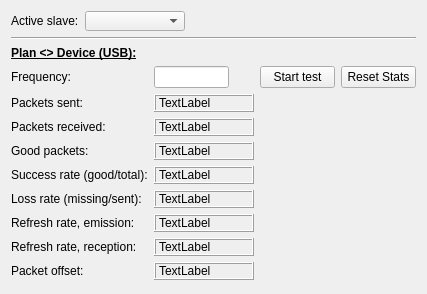
This is ui/w_commtest.ui in JFDuval/flexsea-plan as Qt 5 draws it before an edit. The edited form follows.
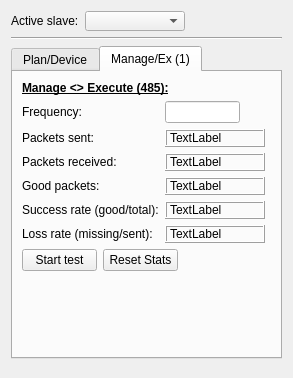
This is the edited form.

Commit message: New comm test tab... should have been committed a while ago, got lost.

```diff
--- a/ui/w_commtest.ui
+++ b/ui/w_commtest.ui
@@ -6,8 +6,8 @@
    <rect>
     <x>0</x>
     <y>0</y>
-    <width>425</width>
-    <height>294</height>
+    <width>293</width>
+    <height>378</height>
    </rect>
   </property>
   <property name="windowTitle">
@@ -68,73 +68,32 @@
     </widget>
    </item>
    <item>
+    <widget class="QTabWidget" name="tabWidget">
+     <property name="currentIndex">
+      <number>1</number>
+     </property>
+     <widget class="QWidget" name="tab">
+      <attribute name="title">
+       <string>Plan/Device</string>
+      </attribute>
+      <layout class="QGridLayout" name="gridLayout_3">
+       <item row="0" column="0">
     <layout class="QGridLayout" name="gridLayout_5">
-     <item row="4" column="0">
+         <item row="2" column="0">
       <widget class="QLabel" name="label_3">
        <property name="text">
         <string>Packets sent:</string>
        </property>
       </widget>
      </item>
-     <item row="1" column="2">
-      <widget class="QPushButton" name="pushButtonStartStop">
-       <property name="minimumSize">
-        <size>
-         <width>75</width>
-         <height>0</height>
-        </size>
-       </property>
-       <property name="maximumSize">
-        <size>
-         <width>75</width>
-         <height>16777215</height>
-        </size>
-       </property>
-       <property name="text">
-        <string>Start test</string>
-       </property>
-      </widget>
-     </item>
-     <item row="8" column="0">
-      <widget class="QLabel" name="label_7">
-       <property name="text">
-        <string>Loss rate (missing/sent):</string>
-       </property>
-      </widget>
-     </item>
-     <item row="6" column="1">
-      <widget class="QLabel" name="labelGoodPackets">
-       <property name="minimumSize">
-        <size>
-         <width>100</width>
-         <height>0</height>
-        </size>
-       </property>
-       <property name="maximumSize">
-        <size>
-         <width>100</width>
-         <height>16777215</height>
-        </size>
-       </property>
-       <property name="frameShape">
-        <enum>QFrame::Box</enum>
-       </property>
-       <property name="frameShadow">
-        <enum>QFrame::Raised</enum>
-       </property>
-       <property name="text">
-        <string>TextLabel</string>
-       </property>
-      </widget>
-     </item>
-     <item row="5" column="0">
+         <item row="3" column="0">
       <widget class="QLabel" name="label_4">
        <property name="text">
         <string>Packets received:</string>
        </property>
       </widget>
      </item>
-     <item row="5" column="1">
+         <item row="3" column="1">
       <widget class="QLabel" name="labelReceivedPackets">
        <property name="minimumSize">
         <size>
@@ -159,14 +118,46 @@
        </property>
       </widget>
      </item>
-     <item row="7" column="0">
+         <item row="6" column="0">
+          <widget class="QLabel" name="label_7">
+           <property name="text">
+            <string>Loss rate (missing/sent):</string>
+           </property>
+          </widget>
+         </item>
+         <item row="4" column="1">
+          <widget class="QLabel" name="labelGoodPackets">
+           <property name="minimumSize">
+            <size>
+             <width>100</width>
+             <height>0</height>
+            </size>
+           </property>
+           <property name="maximumSize">
+            <size>
+             <width>100</width>
+             <height>16777215</height>
+            </size>
+           </property>
+           <property name="frameShape">
+            <enum>QFrame::Box</enum>
+           </property>
+           <property name="frameShadow">
+            <enum>QFrame::Raised</enum>
+           </property>
+           <property name="text">
+            <string>TextLabel</string>
+           </property>
+          </widget>
+         </item>
+         <item row="5" column="0">
       <widget class="QLabel" name="label_6">
        <property name="text">
         <string>Success rate (good/total):</string>
        </property>
       </widget>
      </item>
-     <item row="7" column="1">
+         <item row="5" column="1">
       <widget class="QLabel" name="labelSuccess">
        <property name="minimumSize">
         <size>
@@ -191,7 +182,7 @@
        </property>
       </widget>
      </item>
-     <item row="9" column="1">
+         <item row="7" column="1">
       <widget class="QLabel" name="label_rrSend">
        <property name="minimumSize">
         <size>
@@ -216,110 +207,91 @@
        </property>
       </widget>
      </item>
-     <item row="9" column="0">
+         <item row="4" column="0">
+          <widget class="QLabel" name="label_5">
+           <property name="text">
+            <string>Good packets:</string>
+           </property>
+          </widget>
+         </item>
+         <item row="7" column="0">
       <widget class="QLabel" name="label_8">
        <property name="text">
         <string>Refresh rate, emission:</string>
        </property>
       </widget>
      </item>
-     <item row="6" column="0">
-      <widget class="QLabel" name="label_5">
-       <property name="text">
-        <string>Good packets:</string>
-       </property>
-      </widget>
-     </item>
-     <item row="8" column="1">
-      <widget class="QLabel" name="labelLossRate">
-       <property name="minimumSize">
-        <size>
-         <width>100</width>
-         <height>0</height>
-        </size>
-       </property>
-       <property name="maximumSize">
-        <size>
-         <width>100</width>
-         <height>16777215</height>
-        </size>
-       </property>
-       <property name="frameShape">
-        <enum>QFrame::Box</enum>
-       </property>
-       <property name="frameShadow">
-        <enum>QFrame::Raised</enum>
-       </property>
-       <property name="text">
-        <string>TextLabel</string>
-       </property>
-      </widget>
-     </item>
-     <item row="4" column="1">
-      <widget class="QLabel" name="labelSentPackets">
-       <property name="minimumSize">
-        <size>
-         <width>100</width>
-         <height>0</height>
-        </size>
-       </property>
-       <property name="maximumSize">
-        <size>
-         <width>100</width>
-         <height>16777215</height>
-        </size>
-       </property>
-       <property name="frameShape">
-        <enum>QFrame::Box</enum>
-       </property>
-       <property name="frameShadow">
-        <enum>QFrame::Raised</enum>
-       </property>
-       <property name="text">
-        <string>TextLabel</string>
-       </property>
-      </widget>
-     </item>
-     <item row="1" column="4">
-      <spacer name="horizontalSpacer_2">
-       <property name="orientation">
-        <enum>Qt::Horizontal</enum>
-       </property>
-       <property name="sizeHint" stdset="0">
-        <size>
-         <width>5</width>
-         <height>5</height>
-        </size>
-       </property>
-      </spacer>
-     </item>
-     <item row="1" column="3">
-      <widget class="QPushButton" name="pushButtonReset">
-       <property name="minimumSize">
-        <size>
-         <width>75</width>
-         <height>0</height>
-        </size>
-       </property>
-       <property name="maximumSize">
-        <size>
-         <width>75</width>
-         <height>16777215</height>
-        </size>
-       </property>
-       <property name="text">
-        <string>Reset Stats</string>
-       </property>
-      </widget>
-     </item>
-     <item row="10" column="0">
+         <item row="8" column="0">
       <widget class="QLabel" name="label_9">
        <property name="text">
         <string>Refresh rate, reception:</string>
        </property>
       </widget>
      </item>
-     <item row="10" column="1">
+         <item row="6" column="1">
+          <widget class="QLabel" name="labelLossRate">
+           <property name="minimumSize">
+            <size>
+             <width>100</width>
+             <height>0</height>
+            </size>
+           </property>
+           <property name="maximumSize">
+            <size>
+             <width>100</width>
+             <height>16777215</height>
+            </size>
+           </property>
+           <property name="frameShape">
+            <enum>QFrame::Box</enum>
+           </property>
+           <property name="frameShadow">
+            <enum>QFrame::Raised</enum>
+           </property>
+           <property name="text">
+            <string>TextLabel</string>
+           </property>
+          </widget>
+         </item>
+         <item row="1" column="4">
+          <spacer name="horizontalSpacer_2">
+           <property name="orientation">
+            <enum>Qt::Horizontal</enum>
+           </property>
+           <property name="sizeHint" stdset="0">
+            <size>
+             <width>5</width>
+             <height>5</height>
+            </size>
+           </property>
+          </spacer>
+         </item>
+         <item row="2" column="1">
+          <widget class="QLabel" name="labelSentPackets">
+           <property name="minimumSize">
+            <size>
+             <width>100</width>
+             <height>0</height>
+            </size>
+           </property>
+           <property name="maximumSize">
+            <size>
+             <width>100</width>
+             <height>16777215</height>
+            </size>
+           </property>
+           <property name="frameShape">
+            <enum>QFrame::Box</enum>
+           </property>
+           <property name="frameShadow">
+            <enum>QFrame::Raised</enum>
+           </property>
+           <property name="text">
+            <string>TextLabel</string>
+           </property>
+          </widget>
+         </item>
+         <item row="8" column="1">
       <widget class="QLabel" name="label_rrReceive">
        <property name="minimumSize">
         <size>
@@ -386,17 +358,127 @@
        </property>
       </widget>
      </item>
-     <item row="11" column="0">
+         <item row="9" column="1">
+          <widget class="QLabel" name="label_packetOffset">
+           <property name="minimumSize">
+            <size>
+             <width>100</width>
+             <height>0</height>
+            </size>
+           </property>
+           <property name="maximumSize">
+            <size>
+             <width>100</width>
+             <height>16777215</height>
+            </size>
+           </property>
+           <property name="frameShape">
+            <enum>QFrame::Box</enum>
+           </property>
+           <property name="frameShadow">
+            <enum>QFrame::Raised</enum>
+           </property>
+           <property name="text">
+            <string>TextLabel</string>
+           </property>
+          </widget>
+         </item>
+         <item row="9" column="0">
       <widget class="QLabel" name="label_10">
        <property name="text">
         <string>Packet offset:</string>
        </property>
       </widget>
      </item>
-     <item row="11" column="1">
-      <widget class="QLabel" name="label_packetOffset">
+         <item row="10" column="0" colspan="2">
+          <layout class="QGridLayout" name="gridLayout_2">
+           <item row="0" column="0">
+            <widget class="QPushButton" name="pushButtonStartStop">
        <property name="minimumSize">
         <size>
+               <width>75</width>
+               <height>0</height>
+              </size>
+             </property>
+             <property name="maximumSize">
+              <size>
+               <width>75</width>
+               <height>16777215</height>
+              </size>
+             </property>
+             <property name="text">
+              <string>Start test</string>
+             </property>
+            </widget>
+           </item>
+           <item row="0" column="1">
+            <widget class="QPushButton" name="pushButtonReset">
+             <property name="minimumSize">
+              <size>
+               <width>75</width>
+               <height>0</height>
+              </size>
+             </property>
+             <property name="maximumSize">
+              <size>
+               <width>75</width>
+               <height>16777215</height>
+              </size>
+             </property>
+             <property name="text">
+              <string>Reset Stats</string>
+             </property>
+            </widget>
+           </item>
+           <item row="0" column="2">
+            <spacer name="horizontalSpacer_3">
+             <property name="orientation">
+              <enum>Qt::Horizontal</enum>
+             </property>
+             <property name="sizeHint" stdset="0">
+              <size>
+               <width>5</width>
+               <height>5</height>
+              </size>
+             </property>
+            </spacer>
+           </item>
+          </layout>
+         </item>
+        </layout>
+       </item>
+       <item row="1" column="0">
+        <spacer name="verticalSpacer_2">
+         <property name="orientation">
+          <enum>Qt::Vertical</enum>
+         </property>
+         <property name="sizeType">
+          <enum>QSizePolicy::MinimumExpanding</enum>
+         </property>
+         <property name="sizeHint" stdset="0">
+          <size>
+           <width>5</width>
+           <height>3</height>
+          </size>
+         </property>
+        </spacer>
+       </item>
+      </layout>
+      <zorder></zorder>
+      <zorder>verticalSpacer_2</zorder>
+      <zorder>verticalSpacer_2</zorder>
+     </widget>
+     <widget class="QWidget" name="tab_2">
+      <attribute name="title">
+       <string>Manage/Ex (1)</string>
+      </attribute>
+      <layout class="QGridLayout" name="gridLayout_7">
+       <item row="0" column="0">
+        <layout class="QGridLayout" name="gridLayout_6">
+         <item row="3" column="1">
+          <widget class="QLabel" name="labelReceivedPackets_2">
+           <property name="minimumSize">
+            <size>
          <width>100</width>
          <height>0</height>
         </size>
@@ -418,17 +500,285 @@
        </property>
       </widget>
      </item>
-    </layout>
+         <item row="2" column="0">
+          <widget class="QLabel" name="label_11">
+           <property name="text">
+            <string>Packets sent:</string>
+           </property>
+          </widget>
+         </item>
+         <item row="3" column="0">
+          <widget class="QLabel" name="label_12">
+           <property name="text">
+            <string>Packets received:</string>
+           </property>
+          </widget>
+         </item>
+         <item row="6" column="0">
+          <widget class="QLabel" name="label_13">
+           <property name="text">
+            <string>Loss rate (missing/sent):</string>
+           </property>
+          </widget>
+         </item>
+         <item row="4" column="1">
+          <widget class="QLabel" name="labelGoodPackets_2">
+           <property name="minimumSize">
+            <size>
+             <width>100</width>
+             <height>0</height>
+            </size>
+           </property>
+           <property name="maximumSize">
+            <size>
+             <width>100</width>
+             <height>16777215</height>
+            </size>
+           </property>
+           <property name="frameShape">
+            <enum>QFrame::Box</enum>
+           </property>
+           <property name="frameShadow">
+            <enum>QFrame::Raised</enum>
+           </property>
+           <property name="text">
+            <string>TextLabel</string>
+           </property>
+          </widget>
+         </item>
+         <item row="5" column="0">
+          <widget class="QLabel" name="label_14">
+           <property name="text">
+            <string>Success rate (good/total):</string>
+           </property>
+          </widget>
+         </item>
+         <item row="5" column="1">
+          <widget class="QLabel" name="labelSuccess_2">
+           <property name="minimumSize">
+            <size>
+             <width>100</width>
+             <height>0</height>
+            </size>
+           </property>
+           <property name="maximumSize">
+            <size>
+             <width>100</width>
+             <height>16777215</height>
+            </size>
+           </property>
+           <property name="frameShape">
+            <enum>QFrame::Box</enum>
+           </property>
+           <property name="frameShadow">
+            <enum>QFrame::Raised</enum>
+           </property>
+           <property name="text">
+            <string>TextLabel</string>
+           </property>
+          </widget>
+         </item>
+         <item row="4" column="0">
+          <widget class="QLabel" name="label_15">
+           <property name="text">
+            <string>Good packets:</string>
+           </property>
+          </widget>
+         </item>
+         <item row="1" column="4">
+          <spacer name="horizontalSpacer_4">
+           <property name="orientation">
+            <enum>Qt::Horizontal</enum>
+           </property>
+           <property name="sizeHint" stdset="0">
+            <size>
+             <width>5</width>
+             <height>5</height>
+            </size>
+           </property>
+          </spacer>
+         </item>
+         <item row="2" column="1">
+          <widget class="QLabel" name="labelSentPackets_2">
+           <property name="minimumSize">
+            <size>
+             <width>100</width>
+             <height>0</height>
+            </size>
+           </property>
+           <property name="maximumSize">
+            <size>
+             <width>100</width>
+             <height>16777215</height>
+            </size>
+           </property>
+           <property name="frameShape">
+            <enum>QFrame::Box</enum>
+           </property>
+           <property name="frameShadow">
+            <enum>QFrame::Raised</enum>
+           </property>
+           <property name="text">
+            <string>TextLabel</string>
+           </property>
+          </widget>
+         </item>
+         <item row="1" column="1">
+          <widget class="QLineEdit" name="lineEdit_2">
+           <property name="minimumSize">
+            <size>
+             <width>75</width>
+             <height>0</height>
+            </size>
+           </property>
+           <property name="maximumSize">
+            <size>
+             <width>75</width>
+             <height>16777215</height>
+            </size>
+           </property>
+          </widget>
+         </item>
+         <item row="6" column="1">
+          <widget class="QLabel" name="labelLossRate_2">
+           <property name="minimumSize">
+            <size>
+             <width>100</width>
+             <height>0</height>
+            </size>
+           </property>
+           <property name="maximumSize">
+            <size>
+             <width>100</width>
+             <height>16777215</height>
+            </size>
+           </property>
+           <property name="frameShape">
+            <enum>QFrame::Box</enum>
+           </property>
+           <property name="frameShadow">
+            <enum>QFrame::Raised</enum>
+           </property>
+           <property name="text">
+            <string>TextLabel</string>
+           </property>
+          </widget>
+         </item>
+         <item row="0" column="0" colspan="3">
+          <widget class="QLabel" name="label_129">
+           <property name="minimumSize">
+            <size>
+             <width>60</width>
+             <height>0</height>
+            </size>
+           </property>
+           <property name="maximumSize">
+            <size>
+             <width>16777215</width>
+             <height>16777215</height>
+            </size>
+           </property>
+           <property name="text">
+            <string>&lt;html&gt;&lt;head/&gt;&lt;body&gt;&lt;p&gt;&lt;span style=&quot; font-weight:600; text-decoration: underline;&quot;&gt;Manage &amp;lt;&amp;gt; Execute (485):&lt;/span&gt;&lt;/p&gt;&lt;/body&gt;&lt;/html&gt;</string>
+           </property>
+          </widget>
+         </item>
+         <item row="1" column="0">
+          <widget class="QLabel" name="label_18">
+           <property name="text">
+            <string>Frequency:</string>
+           </property>
+          </widget>
+         </item>
+         <item row="7" column="0" colspan="2">
+          <layout class="QGridLayout" name="gridLayout_4">
+           <item row="0" column="0">
+            <widget class="QPushButton" name="pushButtonStartStop_2">
+             <property name="minimumSize">
+              <size>
+               <width>75</width>
+               <height>0</height>
+              </size>
+             </property>
+             <property name="maximumSize">
+              <size>
+               <width>75</width>
+               <height>16777215</height>
+              </size>
+             </property>
+             <property name="text">
+              <string>Start test</string>
+             </property>
+            </widget>
+           </item>
+           <item row="0" column="1">
+            <widget class="QPushButton" name="pushButtonReset_2">
+             <property name="minimumSize">
+              <size>
+               <width>75</width>
+               <height>0</height>
+              </size>
+             </property>
+             <property name="maximumSize">
+              <size>
+               <width>75</width>
+               <height>16777215</height>
+              </size>
+             </property>
+             <property name="text">
+              <string>Reset Stats</string>
+             </property>
+            </widget>
+           </item>
+           <item row="0" column="2">
+            <spacer name="horizontalSpacer_5">
+             <property name="orientation">
+              <enum>Qt::Horizontal</enum>
+             </property>
+             <property name="sizeHint" stdset="0">
+              <size>
+               <width>5</width>
+               <height>5</height>
+              </size>
+             </property>
+            </spacer>
+           </item>
+          </layout>
+         </item>
+        </layout>
+       </item>
+       <item row="1" column="0">
+        <spacer name="verticalSpacer_3">
+         <property name="orientation">
+          <enum>Qt::Vertical</enum>
+         </property>
+         <property name="sizeType">
+          <enum>QSizePolicy::MinimumExpanding</enum>
+         </property>
+         <property name="sizeHint" stdset="0">
+          <size>
+           <width>5</width>
+           <height>2</height>
+          </size>
+         </property>
+        </spacer>
+       </item>
+      </layout>
+     </widget>
+    </widget>
    </item>
    <item>
     <spacer name="verticalSpacer">
      <property name="orientation">
       <enum>Qt::Vertical</enum>
      </property>
+     <property name="sizeType">
+      <enum>QSizePolicy::MinimumExpanding</enum>
+     </property>
      <property name="sizeHint" stdset="0">
       <size>
        <width>5</width>
-       <height>5</height>
+       <height>2</height>
       </size>
      </property>
     </spacer>
```
Left out of the diff: 32 changed lines with no effect on the pictures. Lines whose indentation alone changed are shown as unchanged. The commit also changes 2 other files.
